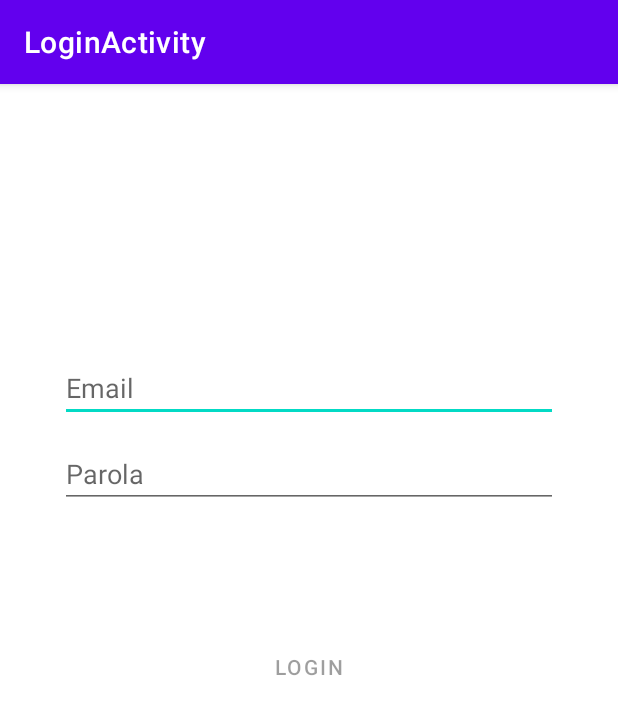
After one commit to flavea25/MSA, an Android app: the LoginActivity screen opened directly, with no data from a screen before it, on a phone screen of 412 x 824 dp. The commit adds this screen. Shown: the top 715 px of the screen. Run offline under Robolectric (Android 15) with nearby library versions, the phone set to English and light mode, and no system bars.

Commit message:
created LoginActivity

```diff
--- a/app/build.gradle
+++ b/app/build.gradle
@@ -45,6 +45,9 @@
     implementation 'com.google.android.material:material:1.2.1'
     implementation 'androidx.constraintlayout:constraintlayout:2.0.4'
     implementation 'com.android.support:multidex:1.0.3'
+    implementation 'androidx.annotation:annotation:1.1.0'
+    implementation 'androidx.lifecycle:lifecycle-livedata-ktx:2.2.0'
+    implementation 'androidx.lifecycle:lifecycle-viewmodel-ktx:2.2.0'
     testImplementation 'junit:junit:4.13.1'
     androidTestImplementation 'androidx.test.ext:junit:1.1.2'
     androidTestImplementation 'androidx.test.espresso:espresso-core:3.3.0'
--- /dev/null
+++ b/app/src/main/java/com/example/lostfoundpets/data/LoginRepository.java
@@ -0,0 +1,54 @@
+package com.example.lostfoundpets.data;
+
+import com.example.lostfoundpets.data.model.LoggedInUser;
+
+/**
+ * Class that requests authentication and user information from the remote data source and
+ * maintains an in-memory cache of login status and user credentials information.
+ */
+public class LoginRepository {
+
+    private static volatile LoginRepository instance;
+
+    private LoginDataSource dataSource;
+
+    // If user credentials will be cached in local storage, it is recommended it be encrypted
+    // @see https://developer.android.com/training/articles/keystore
+    private LoggedInUser user = null;
+
+    // private constructor : singleton access
+    private LoginRepository(LoginDataSource dataSource) {
+        this.dataSource = dataSource;
+    }
+
+    public static LoginRepository getInstance(LoginDataSource dataSource) {
+        if (instance == null) {
+            instance = new LoginRepository(dataSource);
+        }
+        return instance;
+    }
+
+    public boolean isLoggedIn() {
+        return user != null;
+    }
+
+    public void logout() {
+        user = null;
+        dataSource.logout();
+    }
+
+    private void setLoggedInUser(LoggedInUser user) {
+        this.user = user;
+        // If user credentials will be cached in local storage, it is recommended it be encrypted
+        // @see https://developer.android.com/training/articles/keystore
+    }
+
+    public Result<LoggedInUser> login(String username, String password) {
+        // handle login
+        Result<LoggedInUser> result = dataSource.login(username, password);
+        if (result instanceof Result.Success) {
+            setLoggedInUser(((Result.Success<LoggedInUser>) result).getData());
+        }
+        return result;
+    }
+}
--- /dev/null
+++ b/app/src/main/java/com/example/lostfoundpets/ui/login/LoginActivity.java
@@ -0,0 +1,129 @@
+package com.example.lostfoundpets.ui.login;
+
+import android.app.Activity;
+
+import androidx.lifecycle.Observer;
+import androidx.lifecycle.ViewModelProvider;
+
+import android.os.Bundle;
+
+import androidx.annotation.Nullable;
+import androidx.annotation.StringRes;
+import androidx.appcompat.app.AppCompatActivity;
+
+import android.text.Editable;
+import android.text.TextWatcher;
+import android.view.KeyEvent;
+import android.view.View;
+import android.view.inputmethod.EditorInfo;
+import android.widget.Button;
+import android.widget.EditText;
+import android.widget.ProgressBar;
+import android.widget.TextView;
+import android.widget.Toast;
+
+import com.example.lostfoundpets.R;
+
+public class LoginActivity extends AppCompatActivity {
+
+    private LoginViewModel loginViewModel;
+
+    @Override
+    public void onCreate(Bundle savedInstanceState) {
+        super.onCreate(savedInstanceState);
+        setContentView(R.layout.activity_login);
+        loginViewModel = new ViewModelProvider(this, new LoginViewModelFactory())
+                .get(LoginViewModel.class);
+
+        final EditText usernameEditText = findViewById(R.id.username);
+        final EditText passwordEditText = findViewById(R.id.password);
+        final Button loginButton = findViewById(R.id.login);
+        final ProgressBar loadingProgressBar = findViewById(R.id.loading);
+
+        loginViewModel.getLoginFormState().observe(this, new Observer<LoginFormState>() {
+            @Override
+            public void onChanged(@Nullable LoginFormState loginFormState) {
+                if (loginFormState == null) {
+                    return;
+                }
+                loginButton.setEnabled(loginFormState.isDataValid());
+                if (loginFormState.getUsernameError() != null) {
+                    usernameEditText.setError(getString(loginFormState.getUsernameError()));
+                }
+                if (loginFormState.getPasswordError() != null) {
+                    passwordEditText.setError(getString(loginFormState.getPasswordError()));
+                }
+            }
+        });
+
+        loginViewModel.getLoginResult().observe(this, new Observer<LoginResult>() {
+            @Override
+            public void onChanged(@Nullable LoginResult loginResult) {
+                if (loginResult == null) {
+                    return;
+                }
+                loadingProgressBar.setVisibility(View.GONE);
+                if (loginResult.getError() != null) {
+                    showLoginFailed(loginResult.getError());
+                }
+                if (loginResult.getSuccess() != null) {
+                    updateUiWithUser(loginResult.getSuccess());
+                }
+                setResult(Activity.RESULT_OK);
+
+                //Complete and destroy login activity once successful
+                finish();
+            }
+        });
+
+        TextWatcher afterTextChangedListener = new TextWatcher() {
+            @Override
+            public void beforeTextChanged(CharSequence s, int start, int count, int after) {
+                // ignore
+            }
+
+            @Override
+            public void onTextChanged(CharSequence s, int start, int before, int count) {
+                // ignore
+            }
+
+            @Override
+            public void afterTextChanged(Editable s) {
+                loginViewModel.loginDataChanged(usernameEditText.getText().toString(),
+                        passwordEditText.getText().toString());
+            }
+        };
+        usernameEditText.addTextChangedListener(afterTextChangedListener);
+        passwordEditText.addTextChangedListener(afterTextChangedListener);
+        passwordEditText.setOnEditorActionListener(new TextView.OnEditorActionListener() {
+
+            @Override
+            public boolean onEditorAction(TextView v, int actionId, KeyEvent event) {
+                if (actionId == EditorInfo.IME_ACTION_DONE) {
+                    loginViewModel.login(usernameEditText.getText().toString(),
+                            passwordEditText.getText().toString());
+                }
+                return false;
+            }
+        });
+
+        loginButton.setOnClickListener(new View.OnClickListener() {
+            @Override
+            public void onClick(View v) {
+                loadingProgressBar.setVisibility(View.VISIBLE);
+                loginViewModel.login(usernameEditText.getText().toString(),
+                        passwordEditText.getText().toString());
+            }
+        });
+    }
+
+    private void updateUiWithUser(LoggedInUserView model) {
+        String welcome = getString(R.string.welcome) + model.getDisplayName();
+        // TODO : initiate successful logged in experience
+        Toast.makeText(getApplicationContext(), welcome, Toast.LENGTH_LONG).show();
+    }
+
+    private void showLoginFailed(@StringRes Integer errorString) {
+        Toast.makeText(getApplicationContext(), errorString, Toast.LENGTH_SHORT).show();
+    }
+}
--- /dev/null
+++ b/app/src/main/java/com/example/lostfoundpets/ui/login/LoginViewModel.java
@@ -0,0 +1,70 @@
+package com.example.lostfoundpets.ui.login;
+
+import androidx.lifecycle.LiveData;
+import androidx.lifecycle.MutableLiveData;
+import androidx.lifecycle.ViewModel;
+
+import android.util.Patterns;
+
+import com.example.lostfoundpets.data.LoginRepository;
+import com.example.lostfoundpets.data.Result;
+import com.example.lostfoundpets.data.model.LoggedInUser;
+import com.example.lostfoundpets.R;
+
+public class LoginViewModel extends ViewModel {
+
+    private MutableLiveData<LoginFormState> loginFormState = new MutableLiveData<>();
+    private MutableLiveData<LoginResult> loginResult = new MutableLiveData<>();
+    private LoginRepository loginRepository;
+
+    LoginViewModel(LoginRepository loginRepository) {
+        this.loginRepository = loginRepository;
+    }
+
+    LiveData<LoginFormState> getLoginFormState() {
+        return loginFormState;
+    }
+
+    LiveData<LoginResult> getLoginResult() {
+        return loginResult;
+    }
+
+    public void login(String username, String password) {
+        // can be launched in a separate asynchronous job
+        Result<LoggedInUser> result = loginRepository.login(username, password);
+
+        if (result instanceof Result.Success) {
+            LoggedInUser data = ((Result.Success<LoggedInUser>) result).getData();
+            loginResult.setValue(new LoginResult(new LoggedInUserView(data.getDisplayName())));
+        } else {
+            loginResult.setValue(new LoginResult(R.string.login_failed));
+        }
+    }
+
+    public void loginDataChanged(String username, String password) {
+        if (!isUserNameValid(username)) {
+            loginFormState.setValue(new LoginFormState(R.string.invalid_username, null));
+        } else if (!isPasswordValid(password)) {
+            loginFormState.setValue(new LoginFormState(null, R.string.invalid_password));
+        } else {
+            loginFormState.setValue(new LoginFormState(true));
+        }
+    }
+
+    // A placeholder username validation check
+    private boolean isUserNameValid(String username) {
+        if (username == null) {
+            return false;
+        }
+        if (username.contains("@")) {
+            return Patterns.EMAIL_ADDRESS.matcher(username).matches();
+        } else {
+            return !username.trim().isEmpty();
+        }
+    }
+
+    // A placeholder password validation check
+    private boolean isPasswordValid(String password) {
+        return password != null && password.trim().length() > 5;
+    }
+}
--- /dev/null
+++ b/app/src/main/java/com/example/lostfoundpets/ui/login/LoginViewModelFactory.java
@@ -0,0 +1,26 @@
+package com.example.lostfoundpets.ui.login;
+
+import androidx.lifecycle.ViewModel;
+import androidx.lifecycle.ViewModelProvider;
+import androidx.annotation.NonNull;
+
+import com.example.lostfoundpets.data.LoginDataSource;
+import com.example.lostfoundpets.data.LoginRepository;
+
+/**
+ * ViewModel provider factory to instantiate LoginViewModel.
+ * Required given LoginViewModel has a non-empty constructor
+ */
+public class LoginViewModelFactory implements ViewModelProvider.Factory {
+
+    @NonNull
+    @Override
+    @SuppressWarnings("unchecked")
+    public <T extends ViewModel> T create(@NonNull Class<T> modelClass) {
+        if (modelClass.isAssignableFrom(LoginViewModel.class)) {
+            return (T) new LoginViewModel(LoginRepository.getInstance(new LoginDataSource()));
+        } else {
+            throw new IllegalArgumentException("Unknown ViewModel class");
+        }
+    }
+}
--- /dev/null
+++ b/app/src/main/res/layout/activity_login.xml
@@ -0,0 +1,81 @@
+<?xml version="1.0" encoding="utf-8"?>
+<androidx.constraintlayout.widget.ConstraintLayout xmlns:android="http://schemas.android.com/apk/res/android"
+    xmlns:app="http://schemas.android.com/apk/res-auto"
+    xmlns:tools="http://schemas.android.com/tools"
+    android:id="@+id/container"
+    android:layout_width="match_parent"
+    android:layout_height="match_parent"
+    android:paddingLeft="@dimen/activity_horizontal_margin"
+    android:paddingTop="@dimen/activity_vertical_margin"
+    android:paddingRight="@dimen/activity_horizontal_margin"
+    android:paddingBottom="@dimen/activity_vertical_margin"
+    tools:context=".ui.login.LoginActivity">
+
+    <Button
+        android:id="@+id/login"
+        android:layout_width="wrap_content"
+        android:layout_height="wrap_content"
+        android:layout_gravity="start"
+        android:layout_marginStart="48dp"
+        android:layout_marginTop="16dp"
+        android:layout_marginEnd="48dp"
+        android:layout_marginBottom="64dp"
+        android:enabled="false"
+        android:text="@string/action_sign_in"
+        app:backgroundTint="#FFFFFF"
+        app:layout_constraintBottom_toBottomOf="parent"
+        app:layout_constraintEnd_toEndOf="parent"
+        app:layout_constraintHorizontal_bias="0.497"
+        app:layout_constraintStart_toStartOf="parent"
+        app:layout_constraintTop_toBottomOf="@+id/password"
+        app:layout_constraintVertical_bias="0.194" />
+
+    <EditText
+        android:id="@+id/username"
+        android:layout_width="0dp"
+        android:layout_height="wrap_content"
+        android:layout_marginStart="24dp"
+        android:layout_marginTop="164dp"
+        android:layout_marginEnd="24dp"
+        android:autofillHints=""
+        android:hint="@string/prompt_email"
+        android:inputType="textEmailAddress"
+        android:selectAllOnFocus="true"
+        app:layout_constraintEnd_toEndOf="parent"
+        app:layout_constraintHorizontal_bias="0.468"
+        app:layout_constraintStart_toStartOf="parent"
+        app:layout_constraintTop_toTopOf="parent" />
+
+    <EditText
+        android:id="@+id/password"
+        android:layout_width="0dp"
+        android:layout_height="wrap_content"
+        android:layout_marginStart="24dp"
+        android:layout_marginTop="12dp"
+        android:layout_marginEnd="24dp"
+        android:autofillHints=""
+        android:hint="@string/prompt_password"
+        android:imeActionLabel="@string/action_sign_in_short"
+        android:imeOptions="actionDone"
+        android:inputType="textPassword"
+        android:selectAllOnFocus="true"
+        app:layout_constraintEnd_toEndOf="parent"
+        app:layout_constraintStart_toStartOf="parent"
+        app:layout_constraintTop_toBottomOf="@+id/username" />
+
+    <ProgressBar
+        android:id="@+id/loading"
+        android:layout_width="wrap_content"
+        android:layout_height="wrap_content"
+        android:layout_gravity="center"
+        android:layout_marginStart="32dp"
+        android:layout_marginTop="64dp"
+        android:layout_marginEnd="32dp"
+        android:layout_marginBottom="64dp"
+        android:visibility="gone"
+        app:layout_constraintBottom_toBottomOf="parent"
+        app:layout_constraintEnd_toEndOf="@+id/password"
+        app:layout_constraintStart_toStartOf="@+id/password"
+        app:layout_constraintTop_toTopOf="parent"
+        app:layout_constraintVertical_bias="0.3" />
+</androidx.constraintlayout.widget.ConstraintLayout>
--- /dev/null
+++ b/app/src/main/res/values/dimens.xml
@@ -0,0 +1,5 @@
+<resources>
+    <!-- Default screen margins, per the Android Design guidelines. -->
+    <dimen name="activity_horizontal_margin">16dp</dimen>
+    <dimen name="activity_vertical_margin">16dp</dimen>
+</resources>
--- a/app/src/main/res/values/strings.xml
+++ b/app/src/main/res/values/strings.xml
@@ -1,4 +1,13 @@
 <resources>
     <string name="app_name">Lost &amp; Found Pets</string>
     <string name="testHiButton">HI!</string>
+    <string name="title_activity_login">LoginActivity</string>
+    <string name="prompt_email">Email</string>
+    <string name="prompt_password">Parola</string>
+    <string name="action_sign_in">LOGIN</string>
+    <string name="action_sign_in_short">Sign in</string>
+    <string name="welcome">"Bine ai venit !"</string>
+    <string name="invalid_username">Email invalid</string>
+    <string name="invalid_password">Parola trebuie sa contina cel putin 8 caractere</string>
+    <string name="login_failed">"Login esuat"</string>
 </resources>
--- a/build.gradle
+++ b/build.gradle
@@ -5,7 +5,7 @@
         jcenter()
     }
     dependencies {
-        classpath "com.android.tools.build:gradle:4.1.0"
+        classpath 'com.android.tools.build:gradle:4.1.1'
         classpath 'com.google.gms:google-services:4.3.4'
 
         // NOTE: Do not place your application dependencies here; they belong
```
Also changed, not shown: app/src/main/AndroidManifest.xml (+7 -2 lines), app/src/main/java/com/example/lostfoundpets/data/LoginDataSource.java (added, +29 -0 lines), app/src/main/java/com/example/lostfoundpets/data/Result.java (added, +48 -0 lines), app/src/main/java/com/example/lostfoundpets/data/model/LoggedInUser.java (added, +23 -0 lines), app/src/main/java/com/example/lostfoundpets/ui/login/LoggedInUserView.java (added, +17 -0 lines), app/src/main/java/com/example/lostfoundpets/ui/login/LoginFormState.java (added, +40 -0 lines), app/src/main/java/com/example/lostfoundpets/ui/login/LoginResult.java (added, +31 -0 lines).
